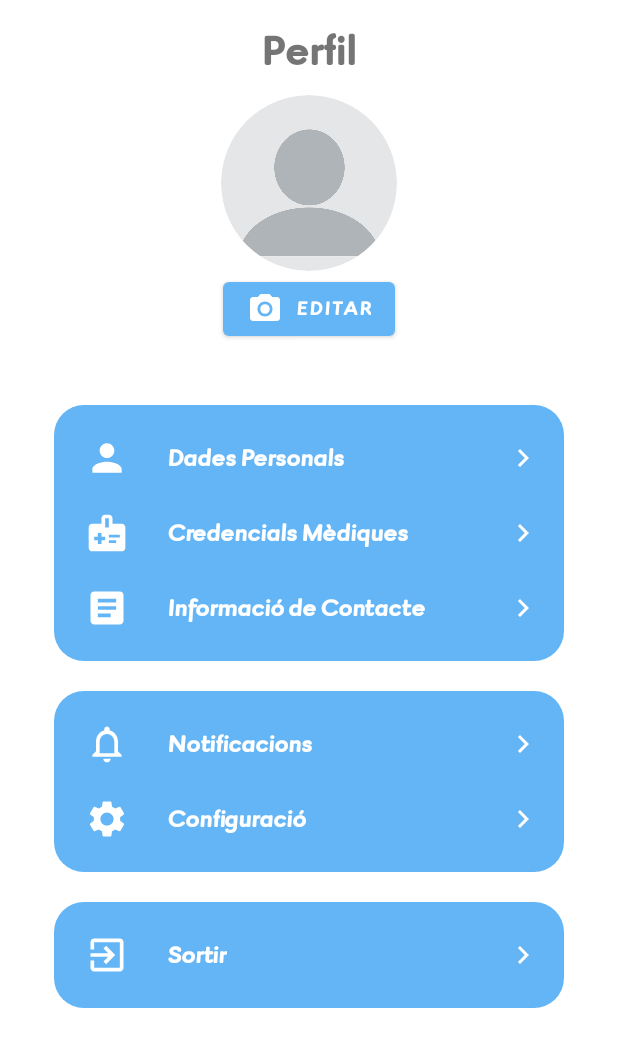
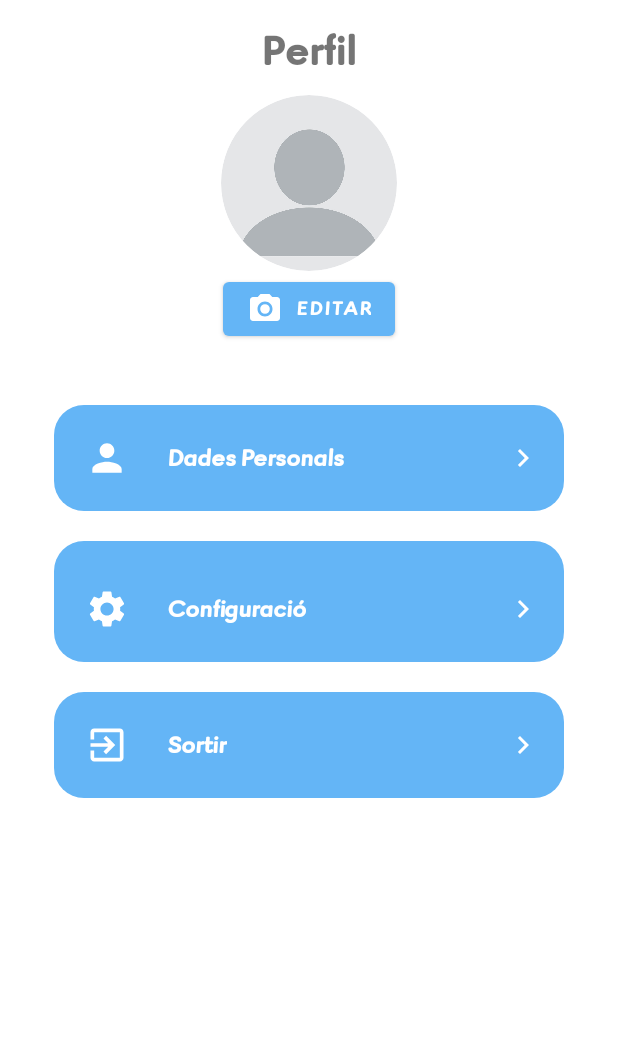
Before and after one commit to PTIN-2023/app, an Android app: the layout fragment_perfil_medico.xml on its own in the app's theme, with its tools: preview values and no code run, on a phone screen of 412 x 824 dp. Shown: the top 1047 px of the screen. Run offline under Robolectric (Android 15) with nearby library versions, the phone set to English and light mode, and no system bars.

Commit message:
Update fragment_perfil_medico.xml

```diff
--- a/app/src/main/res/layout/fragment_perfil_medico.xml
+++ b/app/src/main/res/layout/fragment_perfil_medico.xml
@@ -102,76 +102,6 @@
 
                     </RelativeLayout>
 
-                    <RelativeLayout
-                        android:layout_width="match_parent"
-                        android:layout_height="wrap_content"
-                        android:layout_marginTop="10dp">
-
-                        <ImageView
-                            android:id="@+id/iv_direcciones"
-                            android:layout_width="40dp"
-                            android:layout_height="40dp"
-                            android:src="@drawable/baseline_medical_information_24"
-                            android:padding="5dp"/>
-
-                        <TextView
-                            android:layout_marginStart="20dp"
-                            android:layout_width="wrap_content"
-                            android:layout_height="wrap_content"
-                            android:layout_centerVertical="true"
-                            android:text="Credencials Mèdiques"
-                            android:textSize="17sp"
-                            android:fontFamily="@font/rinkart_italic"
-                            android:textColor="@color/white"
-                            android:textStyle="bold"
-                            android:layout_toEndOf="@+id/iv_direcciones"
-                            />
-                        <ImageView
-                            android:layout_width="wrap_content"
-                            android:layout_height="wrap_content"
-                            android:src="@drawable/right_arrow_icon"
-                            android:layout_alignParentEnd="true"
-                            android:layout_centerVertical="true" />
-
-
-                    </RelativeLayout>
-
-                    <RelativeLayout
-                        android:layout_width="match_parent"
-                        android:layout_height="wrap_content"
-                        android:layout_marginTop="10dp">
-
-                        <ImageView
-                            android:id="@+id/iv_metodo_pago"
-                            android:layout_width="40dp"
-                            android:layout_height="40dp"
-                            android:src="@drawable/baseline_article_24"
-                            android:padding="5dp"/>
-
-                        <TextView
-                            android:layout_marginStart="20dp"
-                            android:layout_width="wrap_content"
-                            android:layout_height="wrap_content"
-                            android:layout_centerVertical="true"
-                            android:text="Informació de Contacte"
-                            android:textSize="17sp"
-                            android:fontFamily="@font/rinkart_italic"
-                            android:textColor="@color/white"
-                            android:textStyle="bold"
-                            android:layout_toEndOf="@+id/iv_metodo_pago"
-                            />
-                        <ImageView
-                            android:layout_width="wrap_content"
-                            android:layout_height="wrap_content"
-                            android:src="@drawable/right_arrow_icon"
-                            android:layout_alignParentEnd="true"
-                            android:layout_centerVertical="true" />
-
-
-                    </RelativeLayout>
-
-
-
                 </LinearLayout>
 
                 <LinearLayout
@@ -183,40 +113,6 @@
                     android:layout_marginTop="20dp"
                     android:orientation="vertical"
                     android:padding="15dp">
-
-                    <RelativeLayout
-                        android:layout_width="match_parent"
-                        android:layout_height="wrap_content">
-
-                        <ImageView
-                            android:id="@+id/iv_notificacion"
-                            android:layout_width="40dp"
-                            android:layout_height="40dp"
-                            android:src="@drawable/baseline_notifications_none_24"
-                            android:padding="5dp"/>
-
-                        <TextView
-                            android:layout_marginStart="20dp"
-                            android:layout_width="wrap_content"
-                            android:layout_height="wrap_content"
-                            android:layout_centerVertical="true"
-                            android:text="@string/notificacions"
-                            android:textSize="17sp"
-                            android:fontFamily="@font/rinkart_italic"
-                            android:textColor="@color/white"
-                            android:textStyle="bold"
-                            android:layout_toEndOf="@+id/iv_notificacion"
-                            />
-                        <ImageView
-                            android:layout_width="wrap_content"
-                            android:layout_height="wrap_content"
-                            android:src="@drawable/right_arrow_icon"
-                            android:layout_alignParentEnd="true"
-                            android:layout_centerVertical="true" />
-
-
-                    </RelativeLayout>
-
 
                     <RelativeLayout
                         android:id="@+id/rl_perfil_medico_config"
```
